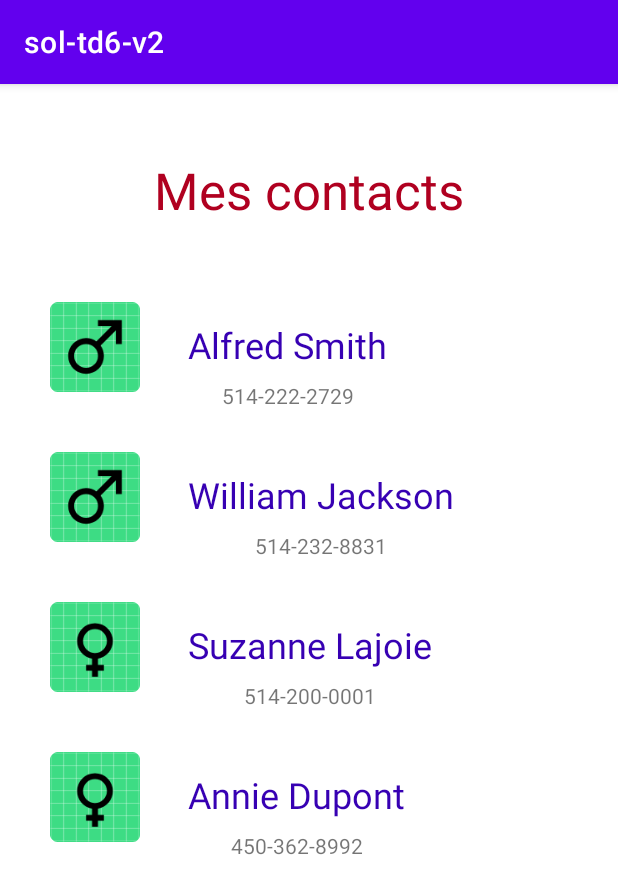
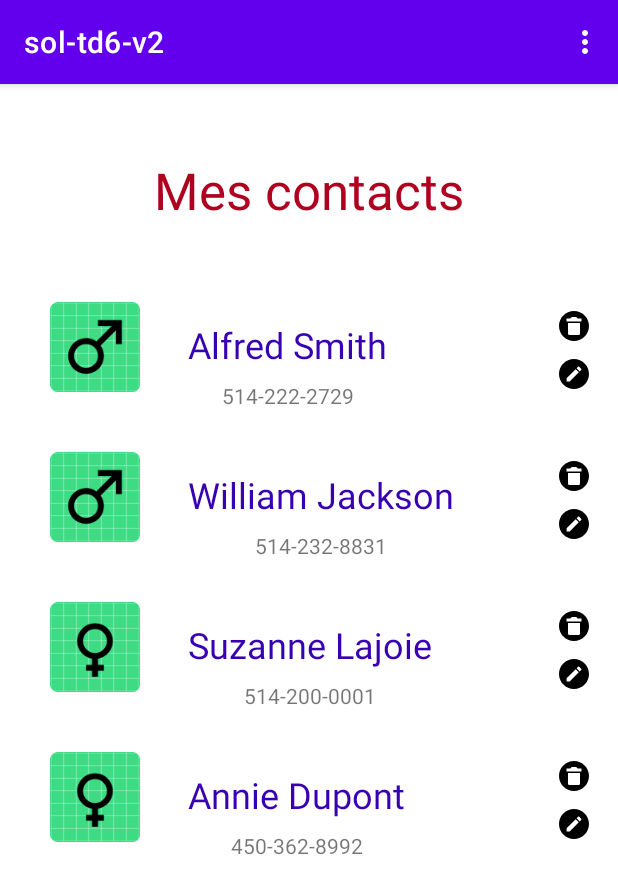
Before and after one commit to derbali-4m6/sol-td6-v2, an Android app: the screen it shows after launch (ContactsActivity), on a phone screen of 412 x 824 dp. Shown: the top 894 px of the screen. Run offline under Robolectric (Android 15) with nearby library versions, the phone set to English and light mode, and no system bars.

Commit message:
last commit

```diff
--- a/app/src/main/java/ca/qc/sol_td6_v2/fel/ContactsActivity.java
+++ b/app/src/main/java/ca/qc/sol_td6_v2/fel/ContactsActivity.java
@@ -1,10 +1,16 @@
 package ca.qc.sol_td6_v2.fel;
 
+import androidx.annotation.NonNull;
 import androidx.appcompat.app.AppCompatActivity;
 import androidx.recyclerview.widget.LinearLayoutManager;
 import androidx.recyclerview.widget.RecyclerView;
 
+import android.content.Intent;
 import android.os.Bundle;
+import android.view.Menu;
+import android.view.MenuInflater;
+import android.view.MenuItem;
+import android.widget.Toast;
 
 import java.util.List;
 
@@ -38,4 +44,25 @@ public class ContactsActivity extends AppCompatActivity {
         adapter = new MyContactAdapter(contacts, this);
         rvContacts.setAdapter(adapter);
     }
+
+    @Override
+    public boolean onCreateOptionsMenu(Menu menu) {
+        MenuInflater inflater = getMenuInflater();
+        inflater.inflate(R.menu.actions, menu);
+        return true;
+    }
+
+    @Override
+    public boolean onOptionsItemSelected(@NonNull MenuItem item) {
+        switch (item.getItemId()) {
+            case R.id.action_ajouter:
+                //Toast.makeText(this, "Action Ajouter", Toast.LENGTH_LONG).show();
+                Intent intent = new Intent(this, AjoutActivity.class);
+                startActivity(intent);
+                return true;
+
+            default:
+                return super.onOptionsItemSelected(item);
+        }
+    }
 }
--- a/app/src/main/java/ca/qc/sol_td6_v2/fel/myadapter/MyContactAdapter.java
+++ b/app/src/main/java/ca/qc/sol_td6_v2/fel/myadapter/MyContactAdapter.java
@@ -13,6 +13,9 @@ import java.util.List;
 
 import ca.qc.sol_td6_v2.R;
 import ca.qc.sol_td6_v2.fel.DetailsContactActivity;
+import ca.qc.sol_td6_v2.fel.EditionActivity;
+import ca.qc.sol_td6_v2.models.dao.ContactDAO;
+import ca.qc.sol_td6_v2.models.dao.IContactDAO;
 import ca.qc.sol_td6_v2.models.entities.Contact;
 
 public class MyContactAdapter extends RecyclerView.Adapter<MyViewHolder> {
@@ -51,6 +54,30 @@ public class MyContactAdapter extends RecyclerView.Adapter<MyViewHolder> {
                 context.startActivity(intent);
             }
         });
+
+        //click sur les actions delete ou edit
+        holder.deleteAction.setOnClickListener(new View.OnClickListener() {
+            @Override
+            public void onClick(View v) {
+                //supprimer le contact de la BD
+                IContactDAO dao = new ContactDAO(context);
+                Contact contact =  dao.deleteContactByID(contacts.get(pos).getId());
+                if(contact != null) {
+                    //adapter l'affichage
+                    contacts.remove(pos);
+                    notifyDataSetChanged();
+                }
+            }
+        });
+
+        holder.editAction.setOnClickListener(new View.OnClickListener() {
+            @Override
+            public void onClick(View v) {
+                Intent intent  =  new Intent(context, EditionActivity.class);
+                intent.putExtra("id", contacts.get(pos).getId());
+                context.startActivity(intent);
+            }
+        });
     }
 
     @Override
--- a/app/src/main/java/ca/qc/sol_td6_v2/fel/myadapter/MyViewHolder.java
+++ b/app/src/main/java/ca/qc/sol_td6_v2/fel/myadapter/MyViewHolder.java
@@ -12,6 +12,7 @@ import ca.qc.sol_td6_v2.R;
 public class MyViewHolder extends RecyclerView.ViewHolder {
     ImageView imgContact;
     TextView lblName, lblPhoneNumber;
+    ImageView deleteAction, editAction;
     View container;
 
     public MyViewHolder(@NonNull View itemView) {
@@ -20,5 +21,7 @@ public class MyViewHolder extends RecyclerView.ViewHolder {
         imgContact = itemView.findViewById(R.id.img_contact);
         lblName = itemView.findViewById(R.id.name_contact);
         lblPhoneNumber = itemView.findViewById(R.id.phone_contact);
+        editAction = itemView.findViewById(R.id.edit_contact);
+        deleteAction= itemView.findViewById(R.id.delete_contact);
     }
 }
--- /dev/null
+++ b/app/src/main/res/drawable/delete.xml
@@ -0,0 +1,2 @@
+<?xml version="1.0" encoding="utf-8"?>
+<!-- drawable/delete_circle.xml --><vector xmlns:android="http://schemas.android.com/apk/res/android" android:height="24dp" android:width="24dp" android:viewportWidth="24" android:viewportHeight="24"><path android:fillColor="#000000" android:pathData="M12,2C17.53,2 22,6.47 22,12C22,17.53 17.53,22 12,22C6.47,22 2,17.53 2,12C2,6.47 6.47,2 12,2M17,7H14.5L13.5,6H10.5L9.5,7H7V9H17V7M9,18H15A1,1 0 0,0 16,17V10H8V17A1,1 0 0,0 9,18Z" /></vector>
--- /dev/null
+++ b/app/src/main/res/drawable/edit.xml
@@ -0,0 +1,2 @@
+<?xml version="1.0" encoding="utf-8"?>
+<!-- drawable/pencil_circle.xml --><vector xmlns:android="http://schemas.android.com/apk/res/android" android:height="24dp" android:width="24dp" android:viewportWidth="24" android:viewportHeight="24"><path android:fillColor="#000000" android:pathData="M12,2C6.47,2 2,6.47 2,12C2,17.53 6.47,22 12,22C17.53,22 22,17.53 22,12C22,6.47 17.53,2 12,2M15.1,7.07C15.24,7.07 15.38,7.12 15.5,7.23L16.77,8.5C17,8.72 17,9.07 16.77,9.28L15.77,10.28L13.72,8.23L14.72,7.23C14.82,7.12 14.96,7.07 15.1,7.07M13.13,8.81L15.19,10.87L9.13,16.93H7.07V14.87L13.13,8.81Z" /></vector>
--- a/app/src/main/res/layout/line_contact.xml
+++ b/app/src/main/res/layout/line_contact.xml
@@ -38,4 +38,24 @@
         app:layout_constraintEnd_toEndOf="@+id/name_contact"
         app:layout_constraintStart_toStartOf="@+id/name_contact"
         app:layout_constraintTop_toBottomOf="@+id/name_contact" />
+
+    <ImageView
+        android:id="@+id/delete_contact"
+        android:layout_width="wrap_content"
+        android:layout_height="wrap_content"
+        android:layout_marginTop="24dp"
+        android:layout_marginEnd="16dp"
+        app:layout_constraintEnd_toEndOf="parent"
+        app:layout_constraintTop_toTopOf="parent"
+        app:srcCompat="@drawable/delete" />
+
+    <ImageView
+        android:id="@+id/edit_contact"
+        android:layout_width="wrap_content"
+        android:layout_height="wrap_content"
+        android:layout_marginTop="8dp"
+        app:layout_constraintEnd_toEndOf="@+id/delete_contact"
+        app:layout_constraintStart_toStartOf="@+id/delete_contact"
+        app:layout_constraintTop_toBottomOf="@+id/delete_contact"
+        app:srcCompat="@drawable/edit" />
 </androidx.constraintlayout.widget.ConstraintLayout>
--- /dev/null
+++ b/app/src/main/res/menu/actions.xml
@@ -0,0 +1,7 @@
+<?xml version="1.0" encoding="utf-8"?>
+<menu xmlns:android="http://schemas.android.com/apk/res/android">
+
+    <item
+        android:id="@+id/action_ajouter"
+        android:title="Ajouter" />
+</menu>
```
Also changed, not shown: app/src/main/AndroidManifest.xml (+8 -0 lines), app/src/main/java/ca/qc/sol_td6_v2/fel/AjoutActivity.java (added, +58 -0 lines), app/src/main/java/ca/qc/sol_td6_v2/fel/EditionActivity.java (added, +77 -0 lines), app/src/main/res/layout/activity_ajout.xml (added, +63 -0 lines), app/src/main/res/layout/activity_edition.xml (added, +61 -0 lines).
